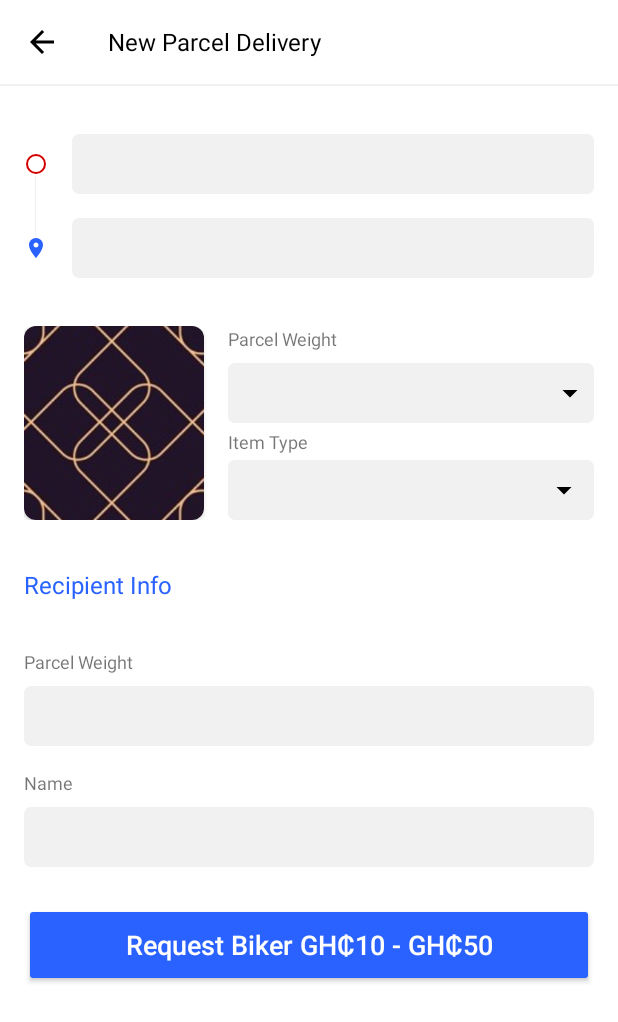
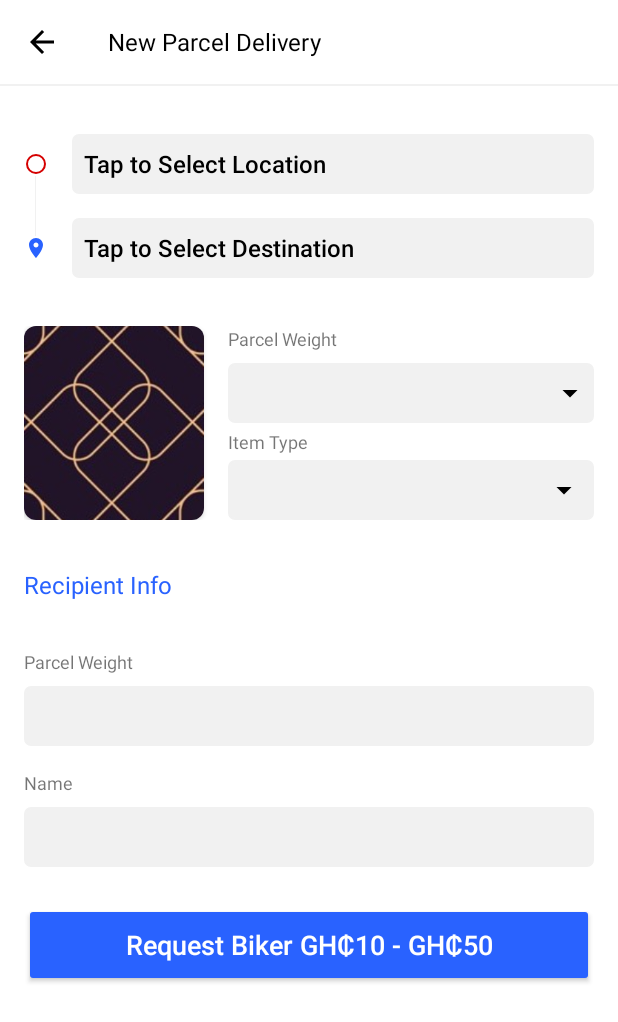
Before and after one commit to Johnyoat/finde-delivery, an Android app: the layout fragment_new_parcel.xml on its own in the app's theme, with its tools: preview values and no code run, on a phone screen of 412 x 824 dp. Shown: the top 1022 px of the screen. Run offline under Robolectric (Android 15) with nearby library versions, the phone set to English and light mode, and no system bars.

Commit message:
Place picker Update destination and start location text

```diff
--- a/app/src/main/res/layout/fragment_new_parcel.xml
+++ b/app/src/main/res/layout/fragment_new_parcel.xml
@@ -101,7 +101,9 @@
                     android:gravity="center_vertical"
                     android:padding="8dp"
                     android:textColor="@color/black"
-                    android:textSize="16sp" />
+                    android:textSize="16sp"
+                    android:text="Tap to Select Location"
+                    android:textAllCaps="false"/>
 
                 <androidx.appcompat.widget.AppCompatButton
                     android:id="@+id/destinationLocation"
@@ -114,7 +116,10 @@
                     android:backgroundTint="@color/litGray"
                     android:padding="8dp"
                     android:textColor="@color/black"
-                    android:textSize="16sp" />
+                    android:textSize="16sp"
+                    android:text="Tap to Select Destination"
+                    android:textAllCaps="false"
+                    android:gravity="center_vertical"/>
 
 
             </RelativeLayout>
--- a/app/src/main/res/layout/parcel_item.xml
+++ b/app/src/main/res/layout/parcel_item.xml
@@ -3,9 +3,6 @@
     android:layout_width="match_parent"
     android:layout_height="108dp"
     xmlns:app="http://schemas.android.com/apk/res-auto"
-    android:clickable="true"
-    android:focusable="true"
-    android:focusableInTouchMode="true"
     android:background="@drawable/gray_background">
 
     <androidx.appcompat.widget.AppCompatImageView
```
Also changed, not shown: app/src/main/java/com/finde/deliveryapp/ui/NewParcelFragment.kt (+23 -2 lines).
